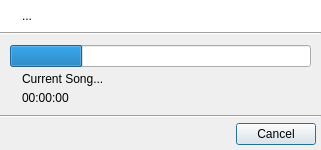
The window that uman/src/QUProgressDialog.ui (UltraStar-Deluxe/UltraStar-Manager) describes before a commit, drawn with Qt 5.
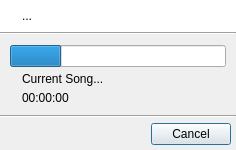
The same window after the commit. Icons and pictures are not drawn.

```diff
--- a/uman/src/QUProgressDialog.ui
+++ b/uman/src/QUProgressDialog.ui
@@ -5,8 +5,8 @@
    <rect>
     <x>0</x>
     <y>0</y>
-    <width>321</width>
-    <height>144</height>
+    <width>236</width>
+    <height>150</height>
    </rect>
   </property>
   <property name="windowTitle" >
@@ -205,6 +205,9 @@
          <property name="text" >
           <string>Current Song...</string>
          </property>
+         <property name="wordWrap" >
+          <bool>false</bool>
+         </property>
         </widget>
        </item>
        <item row="1" column="0" >
```
